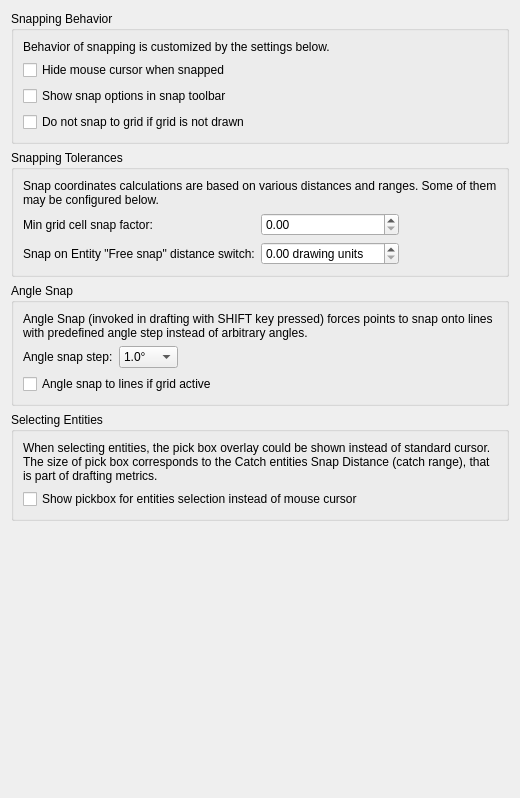
Before: the Qt Designer form librecad/src/ui/dialogs/settings/options_drafting/pages/lc_settings_page_drafting_behavior_snap.ui in sand1024/LibreCAD, drawn with Qt 5.
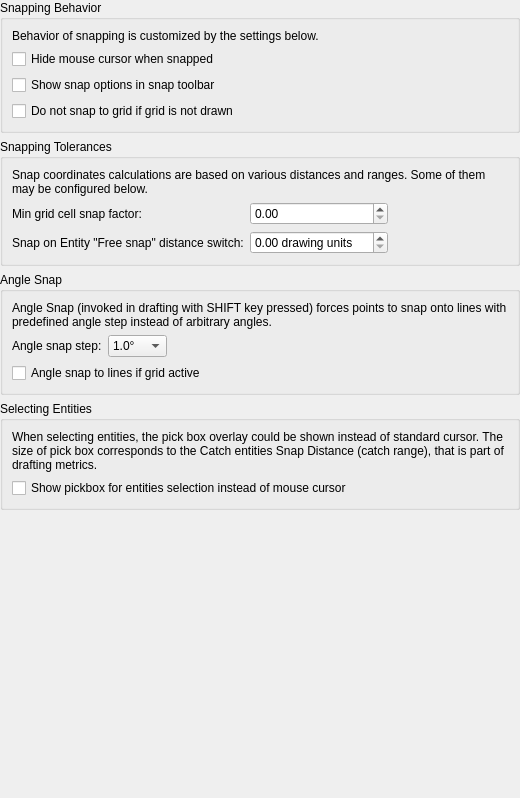
After: the same form once the commit is applied.

Commit message: generic setting and drawfting settings dialogs cleanup

```diff
--- a/librecad/src/ui/dialogs/settings/options_drafting/pages/lc_settings_page_drafting_behavior_snap.ui
+++ b/librecad/src/ui/dialogs/settings/options_drafting/pages/lc_settings_page_drafting_behavior_snap.ui
@@ -11,6 +11,18 @@
    </rect>
   </property>
   <layout class="QVBoxLayout" name="mainLayout">
+   <property name="leftMargin">
+    <number>0</number>
+   </property>
+   <property name="topMargin">
+    <number>0</number>
+   </property>
+   <property name="rightMargin">
+    <number>0</number>
+   </property>
+   <property name="bottomMargin">
+    <number>0</number>
+   </property>
    <item>
     <widget class="QGroupBox" name="gbSnapBehavior">
      <property name="title">
```
The commit also changes 40 other files.
